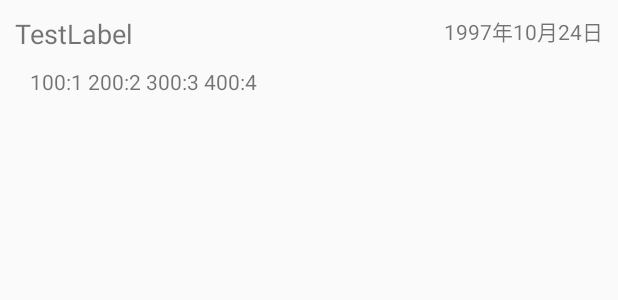
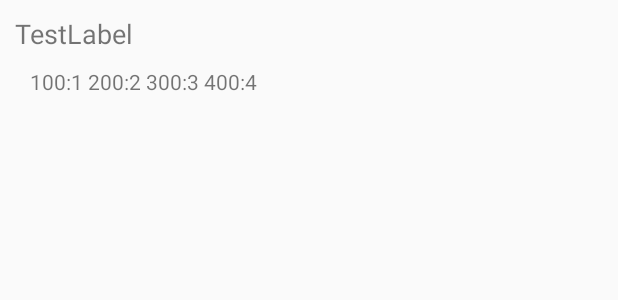
Before and after one commit to viseator/ChartIt, an Android app: the layout data_recyclerview_content.xml on its own in the app's theme, with its tools: preview values and no code run, on a phone screen of 412 x 824 dp. Shown: the top 300 px of the screen. Run offline under Robolectric (Android 15) with nearby library versions, the phone set to English and light mode, and no system bars.

```diff
--- a/app/src/main/java/com/viseator/chartit/data/ChartDataRepository.java
+++ b/app/src/main/java/com/viseator/chartit/data/ChartDataRepository.java
@@ -33,6 +33,11 @@ public class ChartDataRepository implements IDataSource {
         return mLocalChartData.getData(pos);
     }
 
+    @Override
+    public String getLabel(Integer pos) {
+        return mLocalChartData.getLabel(pos);
+    }
+
     private ChartDataRepository(IDataSource localChartData) {
         mLocalChartData = localChartData;
     }
--- a/app/src/main/java/com/viseator/chartit/data/IDataSource.java
+++ b/app/src/main/java/com/viseator/chartit/data/IDataSource.java
@@ -11,11 +11,10 @@ import java.util.List;
  */
 
 public interface IDataSource {
-    interface GetDataCallback{
-        void onDataLoaded(List<Entry> entries);
-    }
 
     List<? extends Entry> getData(Integer pos);
+
+    String getLabel(Integer pos);
 
     void addData(List<? extends Entry> entries,String label);
 
--- a/app/src/main/java/com/viseator/chartit/data/local/LocalChartData.java
+++ b/app/src/main/java/com/viseator/chartit/data/local/LocalChartData.java
@@ -56,6 +56,11 @@ public class LocalChartData implements IDataSource {
             entries.add(entry);
         }
         return entries;
+    }
+
+    @Override
+    public String getLabel(Integer pos) {
+        return getChartDataEntityByPos(pos).getLabel();
     }
 
     @Override
--- a/app/src/main/res/layout/data_recyclerview_content.xml
+++ b/app/src/main/res/layout/data_recyclerview_content.xml
@@ -13,14 +13,14 @@
         tools:text="TestLabel"
         />
 
-    <TextView
-        android:id="@+id/list_content_time"
-        android:layout_width="wrap_content"
-        android:layout_height="wrap_content"
-        android:layout_alignParentEnd="true"
-        android:layout_alignTop="@+id/list_content_label"
-        android:padding="10dp"
-        tools:text="1997年10月24日"/>
+    <!--<TextView-->
+        <!--android:id="@+id/list_content_time"-->
+        <!--android:layout_width="wrap_content"-->
+        <!--android:layout_height="wrap_content"-->
+        <!--android:layout_alignParentEnd="true"-->
+        <!--android:layout_alignTop="@+id/list_content_label"-->
+        <!--android:padding="10dp"-->
+        <!--tools:text="1997年10月24日"/>-->
 
     <TextView
         android:id="@+id/list_content_data"
```
Also changed, not shown: app/src/main/java/com/viseator/chartit/adapter/SelectAdapter.java (+3 -6 lines).
